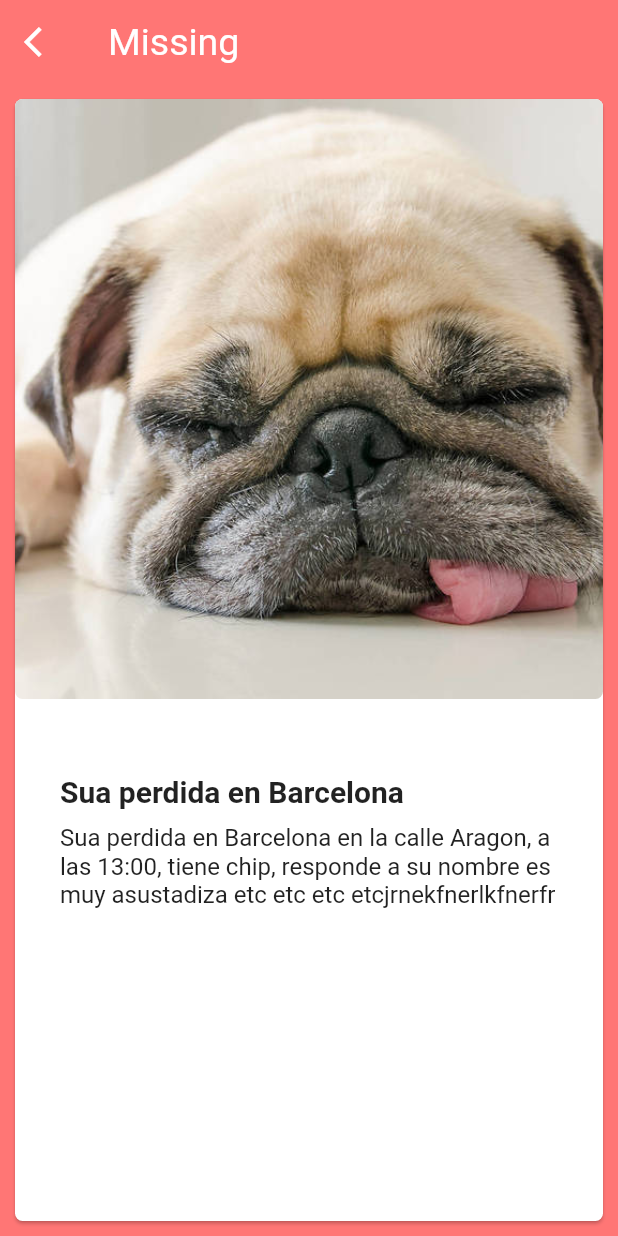
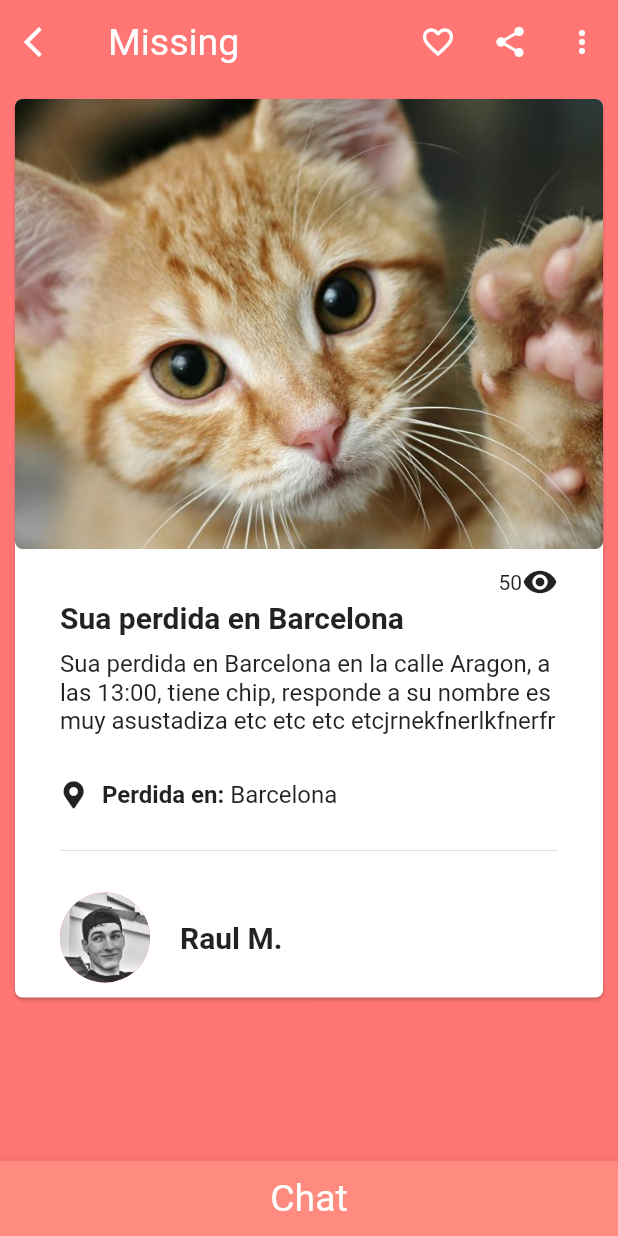
Before and after one commit to raulmabe/missing, a Flutter app: the MissingDetails screen opened directly with empty values, on a phone screen of 412 x 824 dp. Run offline on Flutter 3.47's test engine with Material 2 defaults, Android fonts, the phone set to English and light mode, and no system bars; our stand-ins replace font_awesome_flutter; Roboto replaces fonts that are missing (Montserrat).

Commit message:
improved missing details page, and added the upload card from profile

```diff
--- a/lib/ui/missingDetails.dart
+++ b/lib/ui/missingDetails.dart
@@ -1,4 +1,5 @@
 import 'package:flutter/material.dart';
+import 'package:font_awesome_flutter/font_awesome_flutter.dart';
 
 class MissingDetails extends StatelessWidget {
 
@@ -22,6 +23,23 @@ class MissingDetails extends StatelessWidget {
             fontWeight: FontWeight.w400
           )
           ),
+        actions: <Widget>[
+          IconButton(
+            icon: Icon(Icons.favorite_border),
+            onPressed: (){},
+            color: Colors.white,
+          ),
+          IconButton(
+            icon: Icon(Icons.share),
+            onPressed: (){},
+            color: Colors.white,
+          ),
+          IconButton(
+            icon: Icon(Icons.more_vert),
+            onPressed: (){},
+            color: Colors.white,
+          )
+        ],
         leading: IconButton(
           onPressed: (){
             Navigator.pop(context);
@@ -32,6 +50,7 @@ class MissingDetails extends StatelessWidget {
       ),
       body: Padding(
         padding: const EdgeInsets.all(10.0),
+        child: SingleChildScrollView(
           child: Material(
             elevation: 1.0,
             borderRadius: BorderRadius.circular(5.0),
@@ -42,26 +61,31 @@ class MissingDetails extends StatelessWidget {
                 Hero(
                 tag: id,
                 child: Container(
-                height: 400,
+                  height: 300,
                   decoration: BoxDecoration(
                     borderRadius: BorderRadius.circular(5.0),
                     image: DecorationImage(
                       fit: BoxFit.cover,
-                    image: AssetImage("assets/perro1.jpg"),
+                      image: AssetImage("assets/gato1.jpg"),
                     )
                   ),
                 ),
                 ),
                 Padding(
-                padding: const EdgeInsets.only(
-                  left: 30.0,
-                  right: 30.0,
-                  top: 50.0,
-                  bottom: 30.0
+                  padding: const EdgeInsets.symmetric(
+                    horizontal: 30.0,
+                    vertical: 10.0,
                   ),
                   child: Column(
                     crossAxisAlignment: CrossAxisAlignment.start,
                     children: <Widget>[
+                      Row(
+                        mainAxisAlignment: MainAxisAlignment.end,
+                        children: <Widget>[
+                          Text("50"),
+                          Icon(Icons.remove_red_eye)
+                        ],
+                      ),
                       Text(
                         title,
                         style: TextStyle(
@@ -76,14 +100,106 @@ class MissingDetails extends StatelessWidget {
                           fontSize: 16.0,
                         ),
                       ),
+                      SizedBox(height: 30.0,),
+                      Row(
+                        mainAxisAlignment: MainAxisAlignment.start,
+                        children: <Widget>[
+                          Icon(
+                            FontAwesomeIcons.mapMarkerAlt,
+                            size: 18.0,
+                          ),
+                          SizedBox(
+                            width: 10.0,
+                          ),
+                          Text("Perdida en: ",
+                            style: TextStyle(
+                              fontSize: 16.0,
+                              fontWeight: FontWeight.w600,
+                            ),
+                          ),
+                          Text("Barcelona",
+                            style: TextStyle(
+                              fontSize: 16.0
+                            ),
+                          ),
                         ],
                       ),
+                      SizedBox(
+                        height: 20.0,
+                      ),
+                      Divider(),
+                      SizedBox(
+                        height: 20.0,
+                      ),
+                      Row(
+                        children: <Widget>[
+                          CircleAvatar(
+                            backgroundImage: AssetImage("assets/profile_pic.jpg"),
+                            radius: 30.0,
+                          ),
+                          SizedBox(
+                            width: 20.0,
+                          ),
+                          Text(
+                            "Raul M.",
+                            style: TextStyle(
+                              fontWeight: FontWeight.w600,
+                              fontSize: 20.0
+                            ),
+                          ),
+                        ],
+                      ),
+                    ],
+                  ),
+                ),
+
+
+                // Google maps, still on beta, doesnt work well
+                /* Container(
+                  height: 200.0,
+                  child: GoogleMap(
+                    onMapCreated: (GoogleMapController controller) {
+                      print(controller.cameraPosition);
+                    },
+                    options: GoogleMapOptions(
+                      cameraPosition: CameraPosition(
+                        target: LatLng(41.501194, 2.343651),
+                        zoom: 12.0
+                      ),
+                      zoomGesturesEnabled: false,
+                    ),
+                  ),
+                ) */
+              ],
+            ),
+          ),
+        ),
+      ),
+      backgroundColor: Theme.of(context).primaryColor,
+
+      bottomNavigationBar: BottomAppBar(
+        color: Colors.redAccent[100],//Theme.of(context).primaryColor,
+        child: SafeArea(
+          child: InkWell(
+            onTap: () => print("Chat"),
+            child: Container(
+              height: 50.0,
+              child: Row(
+                mainAxisAlignment: MainAxisAlignment.center,
+                children: <Widget>[
+                  Text(
+                    "Chat",
+                    style: TextStyle(
+                      fontSize: 25.0,
+                      color: Colors.white
+                    )
                   )
                 ],
               ),
             ),
           ),
-      backgroundColor: Theme.of(context).primaryColor,
+        ),
+      ),
     );
   }
 }
--- a/pubspec.yaml
+++ b/pubspec.yaml
@@ -21,6 +21,7 @@ dependencies:
   cupertino_icons: ^0.1.2
   font_awesome_flutter: ^8.2.0
   flutter_staggered_grid_view: "^0.2.7"
+  google_maps_flutter: ^0.0.3+3
 
 dev_dependencies:
   flutter_test:
```
Also changed, not shown: lib/ui/body.dart (+30 -1 lines), lib/ui/profileBody.dart (+18 -6 lines), lib/ui/widgets/missingCards.dart (+10 -8 lines), lib/ui/widgets/uploadCard.dart (added, +32 -0 lines), pubspec.lock, 272 other files. Lines whose indentation alone changed are shown as unchanged.
